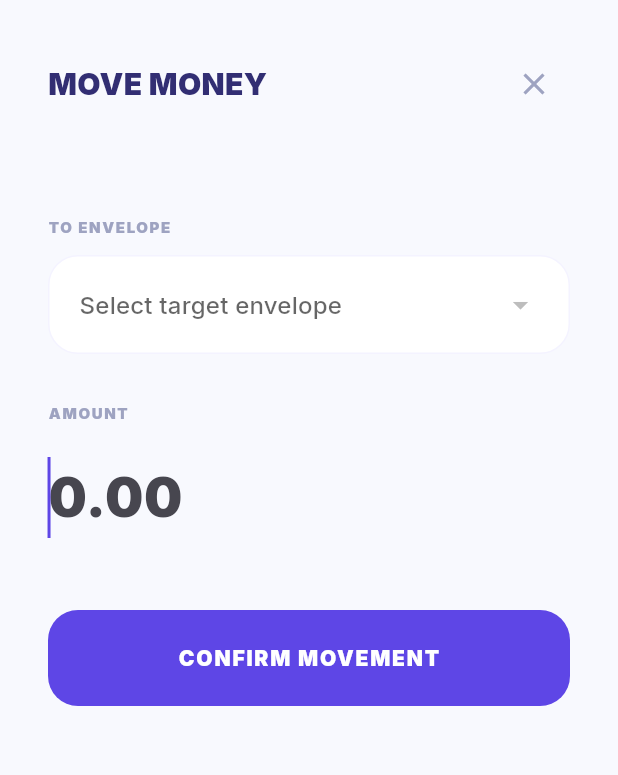
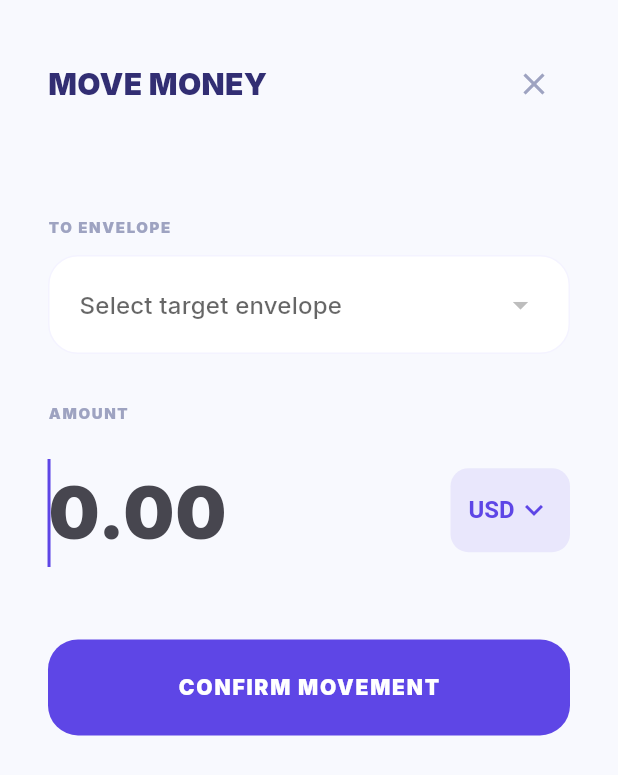
Before and after one commit to stfleurs/spendly, a Flutter app: the AllocationBottomSheet widget shown alone on an empty page, opened directly, after a tap on "CONFIRM MOVEMENT", on a phone screen of 412 x 824 dp. Shown: the top 775 px of the screen. Run offline on Flutter 3.47's test engine with Material 3 defaults, Android fonts, the phone set to English and light mode, and no system bars; our stand-ins replace cloud_firestore, csv, device_info_plus, file_picker, firebase_auth, firebase_core and 10 more; missing offline and left inert: google_mlkit_text_recognition, pdfx, read_pdf_text, syncfusion_flutter_pdf; accounts and stored records are empty.

Commit message:
Allow currency selection in Ready to Assign (Allocation) dialog
- Added currency selector to AllocationBottomSheet.
- Implemented automatic conversion to base currency using exchangeRateProvider.
- Fixed Dart syntax error with escaped dollar sign in prefixText.

```diff
--- a/lib/features/budget/view/allocation_bottom_sheet.dart
+++ b/lib/features/budget/view/allocation_bottom_sheet.dart
@@ -10,6 +10,7 @@ import 'package:spendly/core/providers/firebase_providers.dart';
 import 'package:spendly/core/providers/date_provider.dart';
 import 'package:spendly/core/providers/app_user_provider.dart';
 import 'package:intl/intl.dart';
+import 'package:spendly/core/providers/exchange_rate_provider.dart';
 import 'package:uuid/uuid.dart';
 
 class AllocationBottomSheet extends ConsumerStatefulWidget {
@@ -29,6 +30,7 @@ class AllocationBottomSheet extends ConsumerStatefulWidget {
 class _AllocationBottomSheetState extends ConsumerState<AllocationBottomSheet> {
   final _amountController = TextEditingController();
   Category? _selectedCategory;
+  String? _selectedCurrency;
   bool _isSaving = false;
 
   @override
@@ -47,14 +49,39 @@ class _AllocationBottomSheetState extends ConsumerState<AllocationBottomSheet> {
     if (_selectedCategory == null) return;
 
     final amountText = _amountController.text.replaceAll(',', '');
-    final amountCents = ((double.tryParse(amountText) ?? 0) * 100).toInt();
-
-    if (amountCents <= 0) return;
+    final amountInput = double.tryParse(amountText) ?? 0;
+    if (amountInput <= 0) return;
 
     setState(() => _isSaving = true);
 
     try {
       final userId = ref.read(authStateProvider).value?.uid ?? '';
+      final appUser = ref.read(appUserStreamProvider(userId)).value;
+      final baseCurrency = appUser?.baseCurrency ?? 'USD';
+      final currency = _selectedCurrency ?? baseCurrency;
+
+      // 1. Convert to Base Currency Cents (Accounting Truth)
+      int amountCents;
+      if (currency == baseCurrency) {
+        amountCents = (amountInput * 100).toInt();
+      } else {
+        final rate = ref.read(exchangeRateProvider((
+          userId: userId,
+          from: currency,
+          to: baseCurrency,
+        )));
+
+        // Use the same scaled logic for consistency
+        const scale = 1000000;
+        final scaledRate = (rate * scale).round();
+        final rawCents = (amountInput * 100).toInt();
+        amountCents = (rawCents * scaledRate) ~/ scale;
+      }
+
+      if (amountCents <= 0) {
+        throw Exception('Converted amount too small to move');
+      }
+
       final selectedDate = ref.read(selectedDateProvider);
       final monthId = DateFormat('yyyy_MM').format(selectedDate);
 
@@ -87,6 +114,11 @@ class _AllocationBottomSheetState extends ConsumerState<AllocationBottomSheet> {
     final userId = ref.watch(authStateProvider).value?.uid ?? '';
     final categoriesAsync = ref.watch(categoriesStreamProvider(userId));
     final appUserAsync = ref.watch(appUserStreamProvider(userId));
+
+    // Default to base currency once loaded
+    if (_selectedCurrency == null && appUserAsync.hasValue) {
+      _selectedCurrency = appUserAsync.value?.baseCurrency;
+    }
 
     return Container(
       padding: EdgeInsets.only(
@@ -231,24 +263,54 @@ class _AllocationBottomSheetState extends ConsumerState<AllocationBottomSheet> {
               ),
             ),
             const SizedBox(height: 12),
-            TextField(
+            Row(
+              crossAxisAlignment: CrossAxisAlignment.center,
+              children: [
+                Expanded(
+                  child: TextField(
                     controller: _amountController,
                     keyboardType: const TextInputType.numberWithOptions(decimal: true),
                     style: const TextStyle(
-                fontSize: 36,
+                      fontSize: 48,
                       fontWeight: FontWeight.w900,
                       color: AppColors.textDark,
                     ),
                     decoration: InputDecoration(
                       hintText: '0.00',
                       border: InputBorder.none,
-                prefixText: _selectedCategory != null ? (appUserAsync.value?.baseCurrency == 'HTG' ? '' : '\$') : '',
-                suffixText: appUserAsync.value?.baseCurrency == 'HTG' ? ' G' : '',
+                      prefixText: _selectedCurrency == 'USD' ? r'$' : '',
+                      suffixText: _selectedCurrency == 'HTG' ? ' G' : '',
                     ),
                     inputFormatters: [
                       FilteringTextInputFormatter.allow(RegExp(r'^\d*\.?\d{0,2}')),
                     ],
                     autofocus: true,
+                  ),
+                ),
+                Container(
+                  padding: const EdgeInsets.symmetric(horizontal: 12, vertical: 4),
+                  decoration: BoxDecoration(
+                    color: AppColors.primary.withValues(alpha: 0.1),
+                    borderRadius: BorderRadius.circular(12),
+                  ),
+                  child: DropdownButtonHideUnderline(
+                    child: DropdownButton<String>(
+                      value: _selectedCurrency ?? appUserAsync.value?.baseCurrency ?? 'USD',
+                      icon: const Icon(Icons.keyboard_arrow_down, color: AppColors.primary),
+                      style: const TextStyle(
+                        color: AppColors.primary,
+                        fontWeight: FontWeight.bold,
+                        fontSize: 16,
+                      ),
+                      onChanged: (val) => setState(() => _selectedCurrency = val),
+                      items: ['USD', 'HTG'].map((c) => DropdownMenuItem(
+                        value: c,
+                        child: Text(c),
+                      )).toList(),
+                    ),
+                  ),
+                ),
+              ],
             ),
 
             const SizedBox(height: 40),
```
Lines whose indentation alone changed are shown as unchanged.
